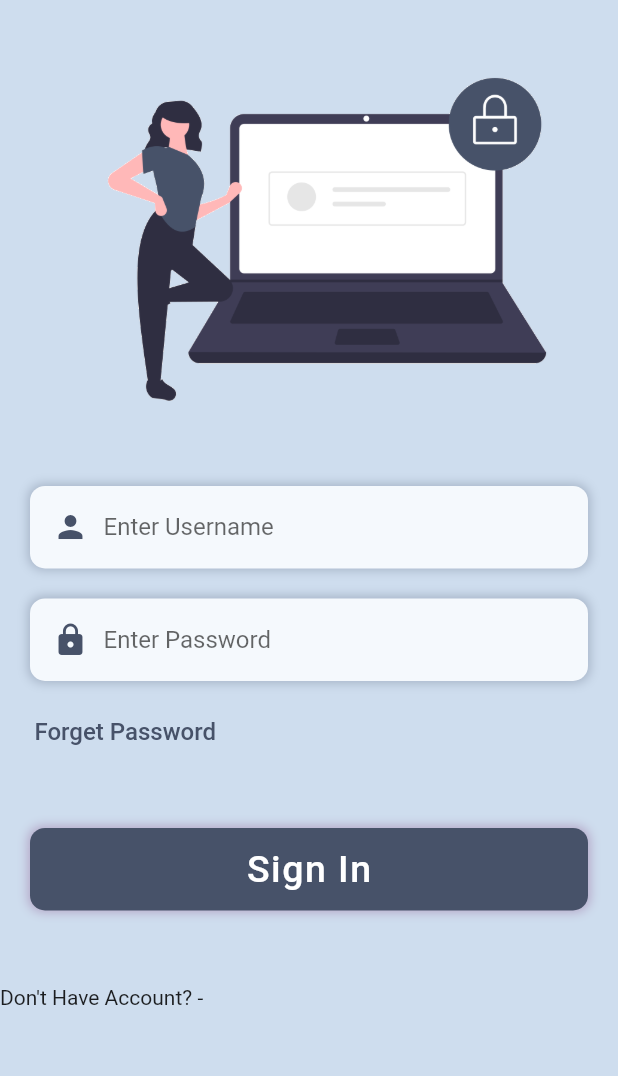
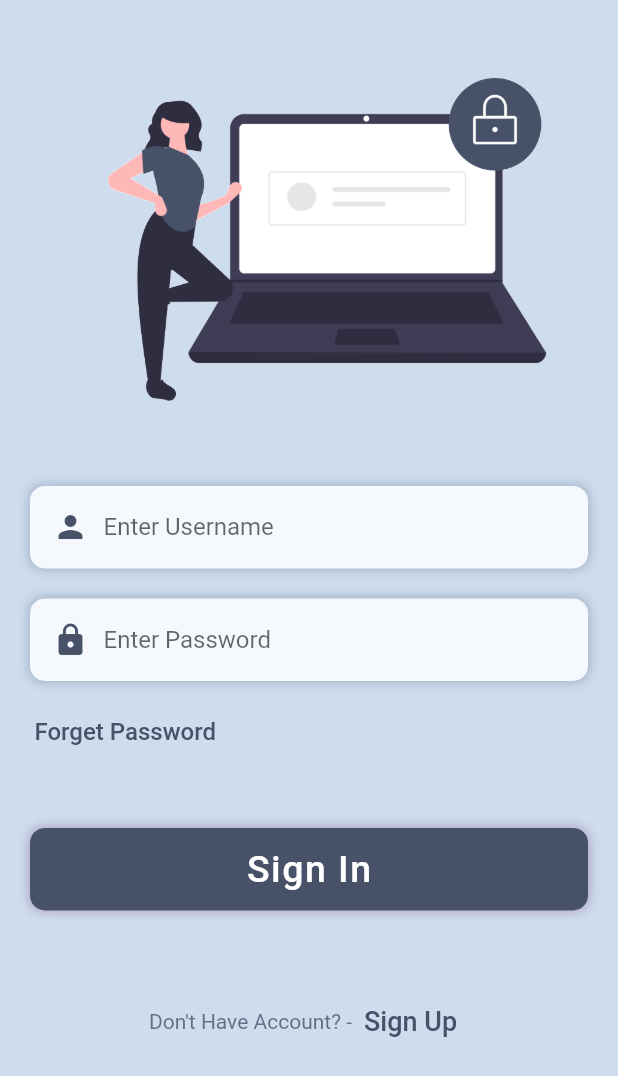
Before and after one commit to chinthanipiumi2001/nike_shoe_app, a Flutter app: the screen it shows after launch, after a tap on "Sign In", on a phone screen of 412 x 824 dp. Shown: the top 1076 px of the screen. Run offline on Flutter 3.47's test engine with Material 2 defaults, Android fonts, the phone set to English and light mode, and no system bars.

Commit message:
add new changes

```diff
--- a/lib/pages/Login Page.dart
+++ b/lib/pages/Login Page.dart
@@ -101,7 +101,9 @@ class LoginPage extends StatelessWidget{
               ),
              SizedBox(height:40),
               InkWell(
-                onTap: (){},
+                onTap: (){
+                  Navigator.pushNamed(context, "homePage");
+                },
                 child: Container(
                   alignment: Alignment.center,
                   margin: EdgeInsets.symmetric(horizontal: 20),
@@ -132,9 +134,24 @@ class LoginPage extends StatelessWidget{
               ),
               SizedBox(height:50),
               Row(
+                mainAxisAlignment: MainAxisAlignment.center,
                 children: [
                   Text(
                     "Don't Have Account? -",
+                    style: TextStyle(
+                      color: Color(0xFF475269).withOpacity(0.8),
+                    ),
+                  ),
+                  TextButton(
+                    onPressed: (){},
+                    child: Text(
+                      "Sign Up",
+                      style: TextStyle(
+                        color: Color(0xFF475269),
+                        fontSize: 18,
+                        fontWeight: FontWeight.w500,
+                      ),
+                    ),
                   ),
                 ],
               ),
```
